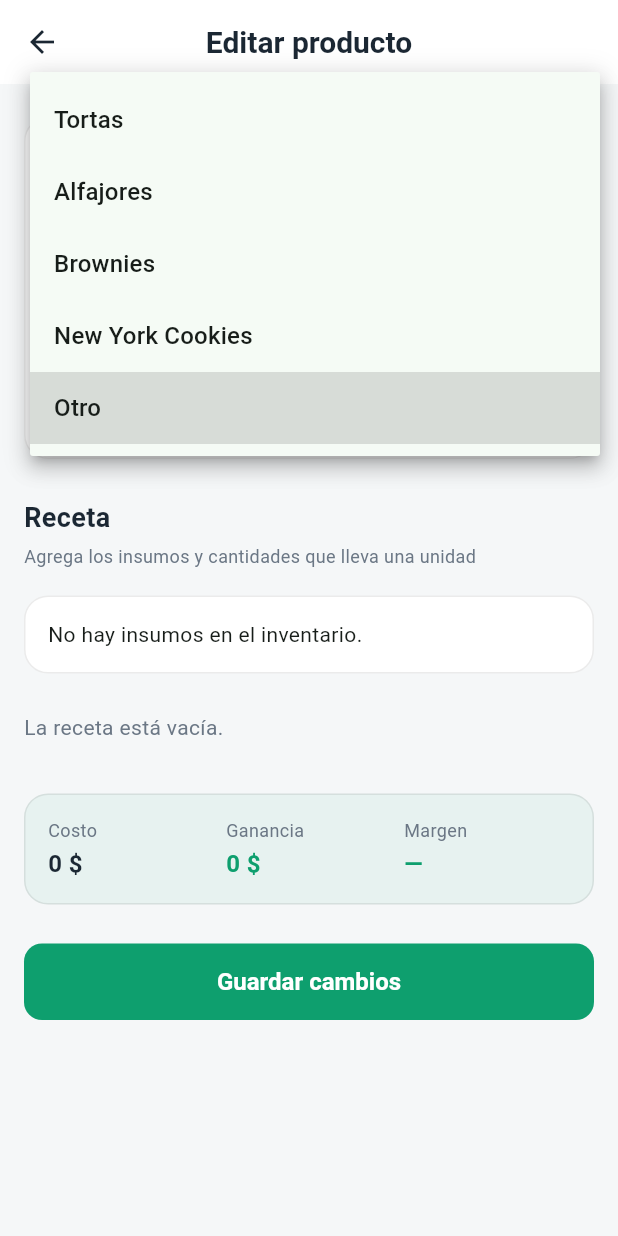
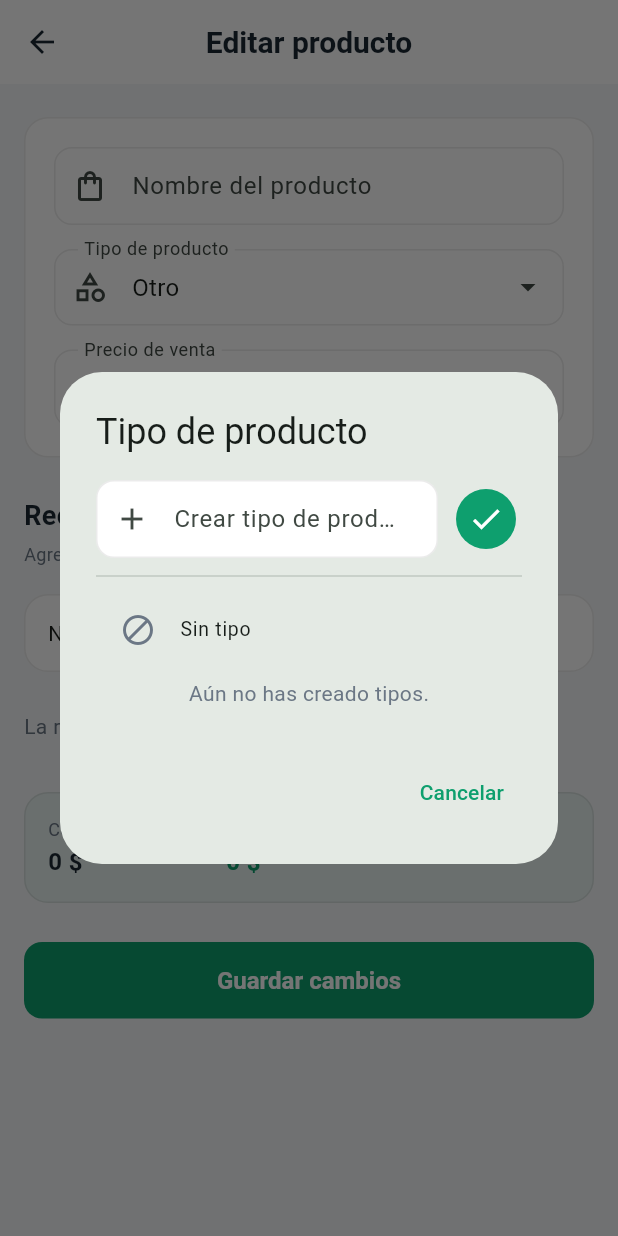
Before and after one commit to sgallon-ux/stocklet, a Flutter app: the PantallaEditarProducto screen opened directly with empty values, after a tap on "Otro", on a phone screen of 412 x 824 dp. Run offline on Flutter 3.47's test engine with Material 3 defaults, Android fonts, the phone set to English and light mode, and no system bars; our stand-ins replace cloud_firestore, country_picker, firebase_auth, firebase_core, fl_chart, shared_preferences; missing offline and left inert: currency_picker; accounts and stored records are empty; generated files the repository leaves out were written again.

Commit message:
Crear tipo de producto en pantalla de crear productos y editar productos

```diff
--- a/lib/pantallas/editar_producto.dart
+++ b/lib/pantallas/editar_producto.dart
@@ -8,6 +8,7 @@ import '../tema.dart';
 import '../formato.dart';
 import 'selector_insumo.dart';
 import 'widgets/resumen_producto.dart';
+import 'selector_tipo.dart';
 
 class PantallaEditarProducto extends StatefulWidget {
   final Producto producto;
@@ -97,8 +98,14 @@ class _PantallaEditarProductoState extends State<PantallaEditarProducto> {
 
   @override
   Widget build(BuildContext context) {
-    final insumosDisponibles = [...context.watch<DatosApp>().insumos]
+    final datos = context.watch<DatosApp>();
+    final insumosDisponibles = [...datos.insumos]
       ..sort((a, b) => a.nombre.toLowerCase().compareTo(b.nombre.toLowerCase()));
+    final tiposExistentes = (<String>{
+      for (final p in datos.productos)
+        if (p.tipo.trim().isNotEmpty) p.tipo
+    }.toList()
+      ..sort());
     final precio = double.tryParse(precioCtrl.text) ?? 0;
 
     return Scaffold(
@@ -121,16 +128,24 @@ class _PantallaEditarProductoState extends State<PantallaEditarProducto> {
                     ),
                   ),
                   const SizedBox(height: 16),
-                  DropdownButtonFormField<String>(
-                    initialValue: tipo,
-                    decoration: const InputDecoration(
-                      labelText: 'Tipo de producto',
-                      prefixIcon: Icon(Icons.category_outlined),
+                  InkWell(
+                    onTap: () async {
+                      final elegido =
+                          await elegirTipo(context, tiposExistentes);
+                      if (elegido != null && mounted) {
+                        setState(() => tipo = elegido);
+                      }
+                    },
+                    borderRadius: BorderRadius.circular(12),
+                    child: InputDecorator(
+                      decoration: const InputDecoration(
+                        labelText: 'Tipo de producto',
+                        prefixIcon: Icon(Icons.category_outlined),
+                        suffixIcon: Icon(Icons.arrow_drop_down),
+                      ),
+                      child: Text(tipo.isEmpty ? 'Sin tipo' : tipo,
+                          style: const TextStyle(fontSize: 16)),
                     ),
-                    items: tiposDeProducto.map((t) {
-                      return DropdownMenuItem(value: t, child: Text(t));
-                    }).toList(),
-                    onChanged: (nuevo) => setState(() => tipo = nuevo!),
                   ),
                   const SizedBox(height: 16),
                   TextField(
--- a/lib/pantallas/ingresar_venta.dart
+++ b/lib/pantallas/ingresar_venta.dart
@@ -101,6 +101,11 @@ class _PantallaIngresarVentaState extends State<PantallaIngresarVenta> {
               : datos.productos.where((p) => p.tipo == tipoFiltro).toList())
             ..sort((a, b) =>
                 a.nombre.toLowerCase().compareTo(b.nombre.toLowerCase()));
+          final tipos = (<String>{
+            for (final p in datos.productos)
+              if (p.tipo.trim().isNotEmpty) p.tipo
+          }.toList()
+            ..sort());
 
           return ListView(
             padding: const EdgeInsets.all(16),
@@ -175,7 +180,7 @@ class _PantallaIngresarVentaState extends State<PantallaIngresarVenta> {
                           onSelected: (valor) =>
                               setState(() => tipoFiltro = valor),
                           itemBuilder: (context) =>
-                              ['Todos', ...tiposDeProducto].map((t) {
+                              ['Todos', ...tipos].map((t) {
                             return PopupMenuItem(value: t, child: Text(t));
                           }).toList(),
                         ),
--- a/lib/pantallas/productos.dart
+++ b/lib/pantallas/productos.dart
@@ -101,7 +101,10 @@ class PantallaProductos extends StatelessWidget {
                                       fontWeight: FontWeight.bold,
                                       color: AppColores.texto)),
                               const SizedBox(height: 2),
-                              Text('${p.tipo}  ·  ${pesos(p.precioVenta)}',
+                              Text(
+                                  p.tipo.trim().isEmpty
+                                      ? pesos(p.precioVenta)
+                                      : '${p.tipo}  ·  ${pesos(p.precioVenta)}',
                                   style: const TextStyle(
                                       fontSize: 12,
                                       color: AppColores.textoSuave)),
--- /dev/null
+++ b/lib/pantallas/selector_tipo.dart
@@ -0,0 +1,101 @@
+import 'package:flutter/material.dart';
+import '../tema.dart';
+
+// Devuelve el tipo elegido ('' = sin tipo, o un nombre nuevo/existente),
+// o null si se cancela.
+Future<String?> elegirTipo(BuildContext context, List<String> tipos) {
+  return showDialog<String>(
+    context: context,
+    builder: (context) => _DialogoTipo(tipos: tipos),
+  );
+}
+
+class _DialogoTipo extends StatefulWidget {
+  final List<String> tipos;
+  const _DialogoTipo({required this.tipos});
+
+  @override
+  State<_DialogoTipo> createState() => _DialogoTipoState();
+}
+
+class _DialogoTipoState extends State<_DialogoTipo> {
+  final nuevoCtrl = TextEditingController();
+
+  @override
+  void dispose() {
+    nuevoCtrl.dispose();
+    super.dispose();
+  }
+
+  void _crear() {
+    final nombre = nuevoCtrl.text.trim();
+    if (nombre.isEmpty) return;
+    Navigator.pop(context, nombre);
+  }
+
+  @override
+  Widget build(BuildContext context) {
+    return AlertDialog(
+      title: const Text('Tipo de producto'),
+      content: SizedBox(
+        width: double.maxFinite,
+        child: Column(
+          mainAxisSize: MainAxisSize.min,
+          children: [
+            Row(
+              children: [
+                Expanded(
+                  child: TextField(
+                    controller: nuevoCtrl,
+                    textCapitalization: TextCapitalization.sentences,
+                    decoration: const InputDecoration(
+                      hintText: 'Crear tipo de producto, ej: Bebidas',
+                      prefixIcon: Icon(Icons.add),
+                    ),
+                    onSubmitted: (_) => _crear(),
+                  ),
+                ),
+                const SizedBox(width: 8),
+                IconButton.filled(
+                    icon: const Icon(Icons.check), onPressed: _crear),
+              ],
+            ),
+            const Divider(height: 24),
+            ListTile(
+              dense: true,
+              leading:
+                  const Icon(Icons.block, color: AppColores.textoSuave),
+              title: const Text('Sin tipo'),
+              onTap: () => Navigator.pop(context, ''),
+            ),
+            Flexible(
+              child: widget.tipos.isEmpty
+                  ? const Padding(
+                      padding: EdgeInsets.all(8),
+                      child: Text('Aún no has creado tipos.',
+                          style: TextStyle(color: AppColores.textoSuave)),
+                    )
+                  : ListView(
+                      shrinkWrap: true,
+                      children: widget.tipos.map((t) {
+                        return ListTile(
+                          dense: true,
+                          leading: const Icon(Icons.label_outline,
+                              color: AppColores.verde),
+                          title: Text(t),
+                          onTap: () => Navigator.pop(context, t),
+                        );
+                      }).toList(),
+                    ),
+            ),
+          ],
+        ),
+      ),
+      actions: [
+        TextButton(
+            onPressed: () => Navigator.pop(context),
+            child: const Text('Cancelar')),
+      ],
+    );
+  }
+}
```
Also changed, not shown: lib/pantallas/crear_producto.dart (+26 -11 lines).
